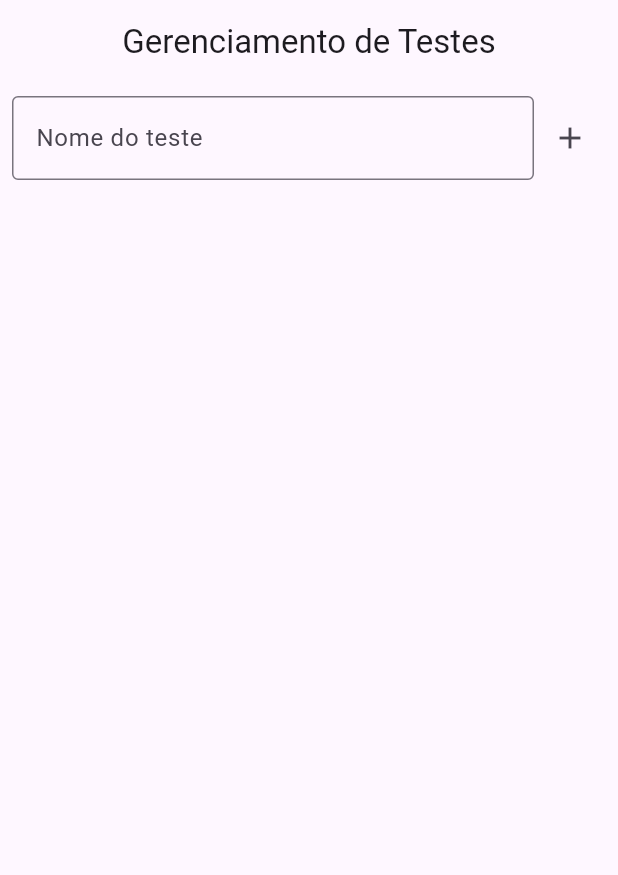
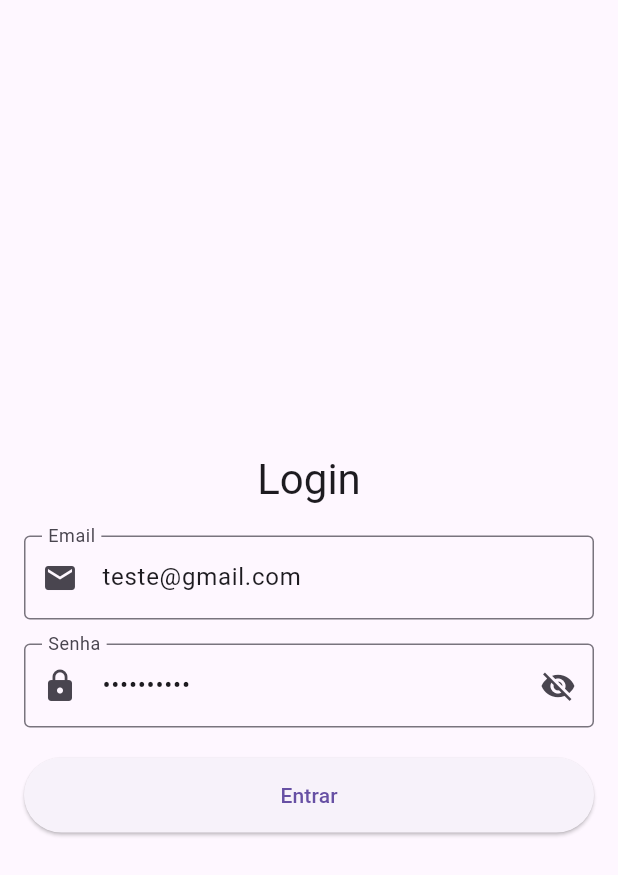
Before and after one commit to ceara-dev/app-consulte-nota-nfce, a Flutter app: the screen it shows after launch, on a phone screen of 412 x 824 dp. Shown: the top 875 px of the screen. Run offline on Flutter 3.47's test engine with Material 3 defaults, Android fonts, the phone set to English and light mode, and no system bars; missing offline and left inert: sqlite3.

Commit message:
fix: corrigir fluxo de passagem de dados entre widgets

```diff
--- a/lib/main.dart
+++ b/lib/main.dart
@@ -1,19 +1,21 @@
+// main.dart
 import 'package:flutter/material.dart';
 import 'package:provider/provider.dart';
-import 'pages/home/home_page.dart';
+import 'package:teste/providers/login_provider.dart';
 import 'providers/home_provider.dart';
 import 'database/database.dart';
+import 'routes/routes.dart';
 
 void main() async {
   WidgetsFlutterBinding.ensureInitialized();
 
-  // Inicializa o banco de dados
   final databaseApp = DatabaseApp();
   await databaseApp.init();
 
   runApp(
     MultiProvider(
       providers: [
+        ChangeNotifierProvider(create: (_) => LoginProvider()),
         ChangeNotifierProvider(create: (_) => HomeProvider(databaseApp)),
       ],
       child: const MyApp(),
@@ -27,9 +29,11 @@ class MyApp extends StatelessWidget {
   @override
   Widget build(BuildContext context) {
     return MaterialApp(
+      debugShowCheckedModeBanner: false,
       title: 'Gerenciamento de Testes',
       theme: ThemeData(primarySwatch: Colors.blue),
-      home: const HomePage(),
+      initialRoute: '/login',
+      routes: Routes.routes,
     );
   }
 }
--- /dev/null
+++ b/lib/pages/auth/login_page.dart
@@ -0,0 +1,142 @@
+// pages/auth/login_page.dart
+import 'package:flutter/material.dart';
+import '../../providers/login_provider.dart';
+import '../../services/helpers/validador.dart';
+
+class LoginPage extends StatefulWidget {
+  const LoginPage({
+    super.key,
+  });
+
+  @override
+  State<LoginPage> createState() => _LoginPageState();
+}
+
+class _LoginPageState extends State<LoginPage> {
+  // Instância do controlador
+  final LoginProvider _controller = LoginProvider();
+
+  // Chave de formulário para validação
+  final GlobalKey<FormState> _formKey = GlobalKey<FormState>();
+
+  // Estado para exibir mensagens de erro
+  String? _errorMessage;
+
+  // Estado para controlar a visibilidade da senha
+  bool _obscurePassword = true;
+
+  @override
+  void dispose() {
+    // Liberando os controladores ao fechar a tela
+    _controller.dispose();
+    super.dispose();
+  }
+
+  @override
+  Widget build(BuildContext context) {
+    _controller.emailController.text = 'teste@gmail.com';
+    _controller.passwordController.text = 'lucas:2000';
+    return Scaffold(
+      body: LayoutBuilder(
+        builder: (context, constraints) {
+          return SingleChildScrollView(
+            padding: const EdgeInsets.all(16.0),
+            child: ConstrainedBox(
+              constraints: BoxConstraints(minHeight: constraints.maxHeight),
+              child: IntrinsicHeight(
+                child: Column(
+                  mainAxisAlignment: MainAxisAlignment.center,
+                  children: [
+                    // Título da página
+                    Text(
+                      "Login",
+                      style: Theme.of(context).textTheme.headlineMedium,
+                    ),
+                    const SizedBox(height: 20),
+
+                    // Formulário de login
+                    Form(
+                      key: _formKey,
+                      child: Column(
+                        children: [
+                          // Campo de email
+                          TextFormField(
+                            controller: _controller.emailController,
+                            decoration: const InputDecoration(
+                              labelText: "Email",
+                              border: OutlineInputBorder(),
+                              prefixIcon: Icon(Icons.email),
+                            ),
+                            keyboardType: TextInputType.emailAddress,
+                            validator: Validador.validarEmail,
+                          ),
+                          const SizedBox(height: 16),
+
+                          // Campo de senha com ícone para exibir/esconder
+                          TextFormField(
+                            controller: _controller.passwordController,
+                            decoration: InputDecoration(
+                              labelText: "Senha",
+                              border: const OutlineInputBorder(),
+                              prefixIcon: const Icon(Icons.lock),
+                              suffixIcon: IconButton(
+                                icon: Icon(
+                                  _obscurePassword
+                                      ? Icons.visibility_off
+                                      : Icons.visibility,
+                                ),
+                                onPressed: () {
+                                  setState(() {
+                                    _obscurePassword = !_obscurePassword;
+                                  });
+                                },
+                              ),
+                            ),
+                            obscureText: _obscurePassword,
+                            validator: Validador.validarSenha,
+                          ),
+                          const SizedBox(height: 20),
+
+                          // Botão de login
+                          ElevatedButton(
+                            onPressed: () {
+                              if (_controller.validateForm(_formKey)) {
+                                _controller.login(context);
+                              } else {
+                                setState(() {
+                                  _errorMessage =
+                                      "Por favor, corrija os erros no formulário.";
+                                });
+                              }
+                            },
+                            style: ElevatedButton.styleFrom(
+                              minimumSize: const Size(double.infinity, 50),
+                            ),
+                            child: const Text("Entrar"),
+                          ),
+
+                          // Mensagem de erro (se houver)
+                          if (_errorMessage != null)
+                            Padding(
+                              padding: const EdgeInsets.only(top: 16),
+                              child: Text(
+                                _errorMessage!,
+                                style: const TextStyle(
+                                  color: Colors.red,
+                                  fontSize: 14,
+                                ),
+                              ),
+                            ),
+                        ],
+                      ),
+                    ),
+                  ],
+                ),
+              ),
+            ),
+          );
+        },
+      ),
+    );
+  }
+}
--- /dev/null
+++ b/lib/providers/login_provider.dart
@@ -0,0 +1,42 @@
+// providers/login_provider.dart
+import 'package:flutter/material.dart';
+import '../../wigets/scaffold_messenger.dart';
+
+class LoginProvider with ChangeNotifier {
+  final TextEditingController emailController = TextEditingController();
+  final TextEditingController passwordController = TextEditingController();
+
+  String get email => emailController.text;
+  String get password => passwordController.text;
+
+  void dispose() {
+    super.dispose();
+    emailController.dispose();
+    passwordController.dispose();
+  }
+
+  bool validateForm(GlobalKey<FormState> formKey) {
+    if (formKey.currentState!.validate()) {
+      notifyListeners(); // Notifica listeners sobre validação
+      return true;
+    }
+    return false;
+  }
+
+  void login(BuildContext context) {
+    if (email.isNotEmpty && password.isNotEmpty) {
+      Navigator.pushReplacementNamed(context, '/home');
+
+      ScaffoldMessengerHelper.showSuccess(
+        context,
+        'Login bem-sucedido!',
+      );
+      notifyListeners(); // Notifica listeners sobre o login
+      return;
+    }
+    ScaffoldMessengerHelper.showError(
+      context,
+      'Por favor, preencha todos os campos.',
+    );
+  }
+}
--- a/lib/repository/nota_repository.dart
+++ b/lib/repository/nota_repository.dart
@@ -1,7 +1,8 @@
+// repository/nota_repository.dart
 import '../models/nota_model.dart';
 import '../database/nota_db_controller.dart';
 import '../database/database.dart';
-import '../services/helps/console_log.dart';
+import '../services/helpers/console_log.dart';
 
 class NotaRepository {
   late final NotaDbController notaDbController;
--- a/lib/routes/routes.dart
+++ b/lib/routes/routes.dart
@@ -1,9 +1,12 @@
+// routes/routes.dart
 import 'package:flutter/material.dart';
+import 'package:teste/pages/auth/login_page.dart';
 import '../pages/home/home_page.dart';
 
 class Routes {
   static final List<Map<String, dynamic>> _routeDefinitions = [
-    {'name': '/', 'widget': const HomePage()},
+    {'name': '/login', 'widget': const LoginPage()},
+    {'name': '/home', 'widget': const HomePage()},
   ];
 
   static Map<String, Widget Function(BuildContext)> routes = {
--- /dev/null
+++ b/lib/services/helpers/validador.dart
@@ -0,0 +1,29 @@
+// helps/validador.dart
+class Validador {
+  // Método para validar email
+  static String? validarEmail(String? value) {
+    if (value == null || value.isEmpty) {
+      return "O campo email é obrigatório.";
+    } else if (!value.contains('@')) {
+      return "Por favor, insira um email válido.";
+    }
+    return null;
+  }
+
+  static String? validarSenha(String? value) {
+    if (value == null || value.isEmpty) {
+      return "O campo senha é obrigatório.";
+    } else if (value.length < 8) {
+      return "A senha deve ter pelo menos 8 caracteres.";
+    }
+    return null;
+  }
+
+  // Método para validar campos genéricos (opcional)
+  static String? validarCampoGenerico(String? value, String nomeCampo) {
+    if (value == null || value.isEmpty) {
+      return "O campo $nomeCampo é obrigatório.";
+    }
+    return null;
+  }
+}
--- a/pubspec.yaml
+++ b/pubspec.yaml
@@ -33,6 +33,8 @@ dependencies:
   sqlite3: ^2.7.5
   provider: ^6.1.4
   sqlite3_flutter_libs: ^0.5.32
+  intl: ^0.20.2
+  path_provider: ^2.1.5
 dev_dependencies:
   flutter_test:
     sdk: flutter
```
Also changed, not shown: analysis_options.yaml (deleted, +0 -28 lines), lib/database/database.dart (+42 -19 lines), lib/database/nota_db_controller.dart (+42 -5 lines), lib/pages/home/home_page.dart (+17 -12 lines), lib/providers/home_provider.dart (+11 -6 lines), lib/services/helpers/data_time_helper.dart (added, +16 -0 lines), lib/wigets/scaffold_messenger.dart (added, +31 -0 lines), lib/services/helpers/console_log.dart (renamed from lib/services/helps/console_log.dart), pubspec.lock, 2 other files.
